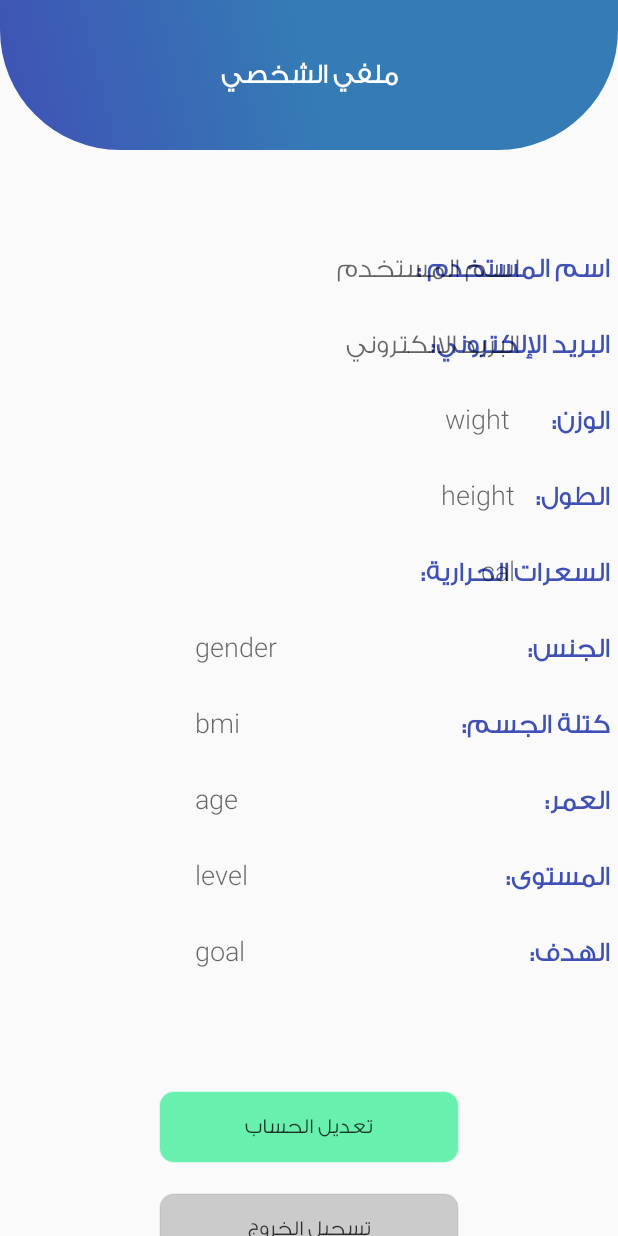
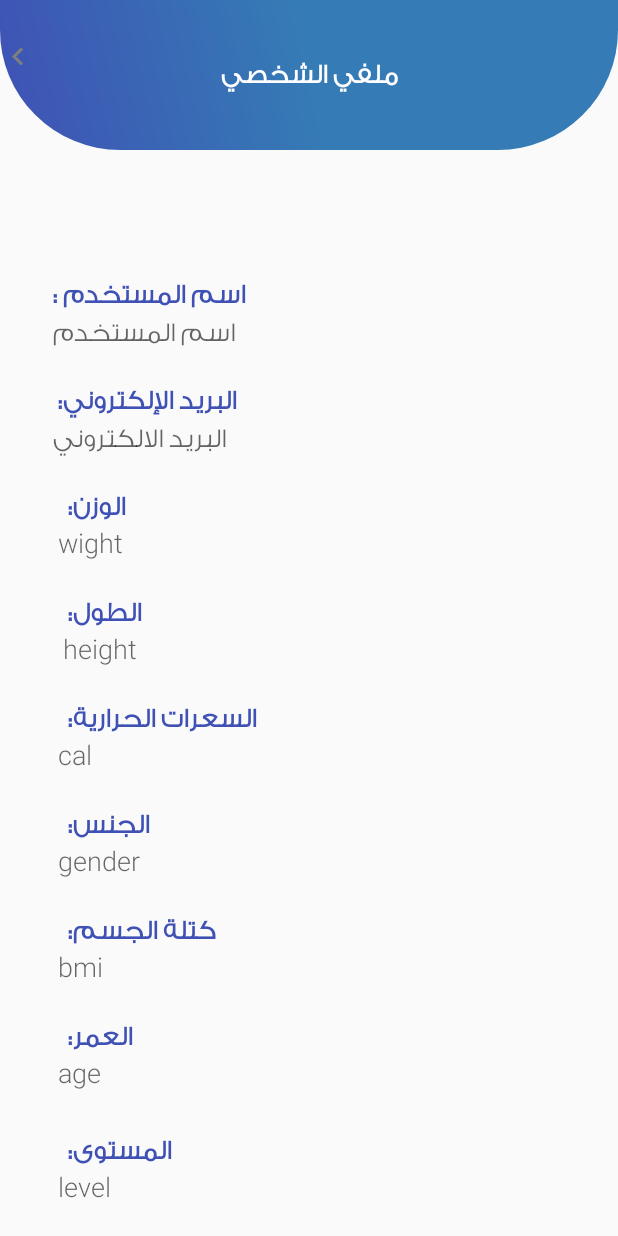
Before and after one commit to ghedaa3/Saleem, an Android app: the layout activity_profile.xml on its own in the app's theme, with its tools: preview values and no code run, on a phone screen of 412 x 824 dp. Run offline under Robolectric (Android 15) with nearby library versions, the phone set to English and light mode, and no system bars; Roboto replaces fonts that are not available here.

Commit message:
edit[profile]

```diff
--- a/app/src/main/AndroidManifest.xml
+++ b/app/src/main/AndroidManifest.xml
@@ -19,6 +19,7 @@
         </activity>
         <activity android:name=".recipe.sharedRecipeInformaion"></activity>
         <activity android:name=".recipe.ShareRecipeFirst"/>
+        <activity android:name=".InnerExercise"/>
 
 
 
--- a/app/src/main/java/sa/ksu/gpa/saleem/profile/Profile.kt
+++ b/app/src/main/java/sa/ksu/gpa/saleem/profile/Profile.kt
@@ -26,6 +26,8 @@ import androidx.core.app.ComponentActivity.ExtraData
 import androidx.core.content.ContextCompat.getSystemService
 import android.icu.lang.UCharacter.GraphemeClusterBreak.T
 import android.view.View
+import android.widget.Button
+import android.widget.ImageView
 import androidx.appcompat.app.AlertDialog
 import androidx.appcompat.widget.Toolbar
 import sa.ksu.gpa.saleem.loginn
@@ -34,7 +36,7 @@ import java.math.RoundingMode
 import java.text.DecimalFormat
 
 
-class Profile : AppCompatActivity() {
+class Profile : AppCompatActivity() ,View.OnClickListener {
 
     private val TAG = "DocSnippets"
     private lateinit var auth: FirebaseAuth
@@ -42,7 +44,7 @@ class Profile : AppCompatActivity() {
 
 
 
-    override fun onCreate(savedInstanceState: Bundle?) {
+    override fun onCreate(savedInstanceState: Bundle?)  {
         super.onCreate(savedInstanceState)
 
         setContentView(sa.ksu.gpa.saleem.R.layout.activity_profile)
@@ -50,7 +52,7 @@ class Profile : AppCompatActivity() {
         val toolbar = findViewById<View>(sa.ksu.gpa.saleem.R.id.toolbar)
         setSupportActionBar(toolbar as Toolbar?)
         supportActionBar!!.setTitle("")
-        supportActionBar!!.setDisplayHomeAsUpEnabled(true)
+        supportActionBar!!.setDisplayHomeAsUpEnabled(false)
         supportActionBar!!.setHomeButtonEnabled(false)
 
 
@@ -169,6 +171,10 @@ class Profile : AppCompatActivity() {
                 val levelTxt:TextView=findViewById(sa.ksu.gpa.saleem.R.id.levelHin)
                 levelTxt.setText(levell)
 
+                val backImg :ImageView=findViewById(sa.ksu.gpa.saleem.R.id.back_button)
+
+                backImg.setOnClickListener(this)
+
 
 
             }
@@ -219,6 +225,18 @@ class Profile : AppCompatActivity() {
 
 
     }
+    override fun onClick(v: View?) {
+        when (v?.id) {
+            sa.ksu.gpa.saleem.R.id.back_button -> {
+                finish()
+            }
+            else -> {
+
+            }
+        }
+
+
+    }
 
 
 
--- a/app/src/main/res/layout/activity_profile.xml
+++ b/app/src/main/res/layout/activity_profile.xml
@@ -28,14 +28,28 @@
             <RelativeLayout
                 android:id="@+id/rel1"
                 android:layout_width="wrap_content"
-                android:layout_height="526dp"
+                android:layout_height="800dp"
                 android:layout_alignParentLeft="true"
                 android:layout_alignParentRight="true"
-                android:layout_marginTop="60dp"
-                android:layout_marginLeft="5dp"
-                android:layout_marginRight="0dp">
+
+                android:layout_marginTop="300dp"
+
+                android:layout_marginLeft="30dp"
+                android:layout_marginRight="30dp"
 
 
+                android:orientation="vertical"
+                >
+
+
+                <LinearLayout
+                    android:id="@+id/one"
+                    android:layout_width="match_parent"
+                    android:layout_height="wrap_content"
+                    android:layout_marginTop="20dp"
+                    android:orientation="vertical"
+
+                    >
 
 
                     <TextView
@@ -44,7 +58,8 @@
                         android:layout_height="wrap_content"
                         android:layout_below="@+id/relImg"
                         android:layout_alignParentRight="true"
-                    android:layout_marginTop="25dp"
+
+                        android:layout_marginTop="20dp"
                         android:text="اسم المستخدم :"
                         android:textColor="#3F51B5"
                         android:textSize="18dp"
@@ -53,29 +68,36 @@
                     <TextView
                         android:id="@+id/nameSignUpHin"
                         android:layout_width="wrap_content"
+                        android:layout_height="wrap_content"
+                        android:layout_below="@+id/nameSignUp"
+                        android:layout_alignParentStart="true"
                         android:layout_alignParentEnd="true"
-                    android:layout_alignParentRight="true"
-                    android:layout_height="wrap_content"
-                    android:layout_below="@+id/relImg"
-                    android:layout_marginEnd="60dp"
-                    android:layout_marginRight="80dp"
 
-                    android:layout_marginTop="25dp"
+                        android:layout_marginTop="0dp"
+
+                        android:hint="اسم المستخدم"
+                        android:textSize="18dp" />
 
 
 
-                    android:layout_toLeftOf="@id/nameSignUp"
-                    android:hint="اسم المستخدم"
-                    android:textSize="18dp" />
+                </LinearLayout>
 
+                -
+
+                <LinearLayout
+                    android:id="@+id/two"
+                    android:layout_width="match_parent"
+                    android:layout_height="wrap_content"
+                    android:layout_below="@+id/one"
+                    android:orientation="vertical">
 
                     <TextView
                         android:id="@+id/emailSignUp"
                         android:layout_width="wrap_content"
                         android:layout_height="wrap_content"
-                    android:layout_below="@+id/nameSignUp"
+
                         android:layout_alignParentRight="true"
-                    android:layout_marginTop="25dp"
+                        android:layout_marginTop="20dp"
                         android:text="البريد الإلكتروني: "
                         android:textColor="#3F51B5"
                         android:textSize="18dp"
@@ -85,20 +107,27 @@
                         android:id="@+id/emailSignUpHin"
                         android:layout_width="wrap_content"
                         android:layout_height="wrap_content"
-                    android:layout_below="@+id/nameSignUpHin"
-                    android:layout_marginEnd="60dp"
-                    android:layout_marginRight="80dp"
-
-                    android:layout_alignParentEnd="true"
-                    android:layout_alignParentRight="true"
-
-                    android:layout_marginTop="25dp"
 
 
+                        android:layout_alignParentStart="true"
+                        android:layout_alignParentEnd="true"
 
+                        android:layout_marginTop="0dp"
                         android:layout_toLeftOf="@id/emailSignUp"
                         android:hint="البريد الالكتروني"
                         android:textSize="18dp" />
+
+                </LinearLayout>
+
+
+                -
+
+                <LinearLayout
+                    android:id="@+id/three"
+                    android:layout_width="match_parent"
+                    android:layout_height="wrap_content"
+                    android:layout_below="@+id/two"
+                    android:orientation="vertical">
 
                     <TextView
                         android:id="@+id/weight"
@@ -106,7 +135,7 @@
                         android:layout_height="wrap_content"
                         android:layout_below="@+id/emailSignUp"
                         android:layout_alignParentRight="true"
-                    android:layout_marginTop="25dp"
+                        android:layout_marginTop="20dp"
                         android:text="الوزن:   "
                         android:textColor="#3F51B5"
                         android:textSize="18dp"
@@ -115,23 +144,31 @@
 
                     <TextView
                         android:id="@+id/wightHin"
-                    android:layout_width="wrap_content"
+                        android:layout_width="129dp"
                         android:layout_height="wrap_content"
                         android:layout_below="@+id/emailSignUpHin"
                         android:layout_alignParentEnd="true"
                         android:layout_alignParentRight="true"
-                    android:layout_marginTop="25dp"
+                        android:layout_marginTop="0dp"
+                        android:layout_marginEnd="0dp"
 
-
-                    android:layout_marginEnd="60dp"
-
-                    android:layout_marginStart="80dp"
-
-                    android:layout_toLeftOf="@+id/weight"
+                        android:layout_toStartOf="@+id/weight"
 
 
                         android:hint=" wight  "
                         android:textSize="18dp" />
+
+                </LinearLayout>
+
+
+                -
+
+                <LinearLayout
+                    android:id="@+id/four"
+                    android:layout_width="match_parent"
+                    android:layout_height="wrap_content"
+                    android:layout_below="@+id/three"
+                    android:orientation="vertical">
 
                     <TextView
                         android:id="@+id/heigh"
@@ -139,7 +176,7 @@
                         android:layout_height="wrap_content"
                         android:layout_below="@+id/weight"
                         android:layout_alignParentRight="true"
-                    android:layout_marginTop="25dp"
+                        android:layout_marginTop="20dp"
                         android:text="الطول:   "
 
                         android:textColor="#3F51B5"
@@ -148,17 +185,15 @@
 
                     <TextView
                         android:id="@+id/heighHin"
-                    android:layout_width="wrap_content"
+                        android:layout_width="126dp"
                         android:layout_height="wrap_content"
                         android:layout_below="@+id/wightHin"
                         android:layout_alignParentEnd="true"
                         android:layout_alignParentRight="true"
-                    android:layout_marginTop="25dp"
-                    android:layout_marginEnd="60dp"
 
-                    android:layout_marginStart="80dp"
+                        android:layout_marginTop="0dp"
 
-
+                        android:layout_marginEnd="0dp"
 
                         android:layout_toLeftOf="@+id/heigh"
 
@@ -166,13 +201,24 @@
                         android:hint="  height "
                         android:textSize="18dp" />
 
+                </LinearLayout>
+
+                -
+
+                <LinearLayout
+                    android:id="@+id/five"
+                    android:layout_width="match_parent"
+                    android:layout_height="wrap_content"
+                    android:layout_below="@+id/four"
+                    android:orientation="vertical">
+
                     <TextView
                         android:id="@+id/neededCal"
                         android:layout_width="wrap_content"
                         android:layout_height="wrap_content"
                         android:layout_below="@+id/heigh"
                         android:layout_alignParentRight="true"
-                    android:layout_marginTop="25dp"
+                        android:layout_marginTop="20dp"
                         android:text="السعرات الحرارية:   "
                         android:textColor="#3F51B5"
                         android:textSize="18dp"
@@ -180,20 +226,32 @@
 
                     <TextView
                         android:id="@+id/neededCalHin"
-                    android:layout_width="wrap_content"
+                        android:layout_width="111dp"
                         android:layout_height="wrap_content"
                         android:layout_below="@+id/heighHin"
                         android:layout_alignParentEnd="true"
                         android:layout_alignParentRight="true"
-                    android:layout_marginTop="25dp"
+
+                        android:layout_marginTop="0dp"
+
+                        android:layout_marginEnd="0dp"
+
                         android:layout_toLeftOf="@+id/neededCal"
-
-                    android:layout_marginEnd="60dp"
-                    android:layout_marginStart="80dp"
 
 
                         android:hint=" cal "
                         android:textSize="18dp" />
+
+                </LinearLayout>
+
+                -
+
+                <LinearLayout
+                    android:id="@+id/six"
+                    android:layout_width="match_parent"
+                    android:layout_height="wrap_content"
+                    android:layout_below="@+id/five"
+                    android:orientation="vertical">
 
                     <TextView
                         android:id="@+id/gender"
@@ -201,7 +259,7 @@
                         android:layout_height="wrap_content"
                         android:layout_below="@+id/neededCal"
                         android:layout_alignParentRight="true"
-                    android:layout_marginTop="25dp"
+                        android:layout_marginTop="20dp"
                         android:text="الجنس:   "
                         android:textColor="#3F51B5"
                         android:textSize="18dp"
@@ -211,15 +269,12 @@
                         android:id="@+id/genderHin"
                         android:layout_width="wrap_content"
                         android:layout_height="wrap_content"
-                    android:layout_below="@+id/neededCalHin"
+                        android:layout_below="@+id/gender"
                         android:layout_alignParentEnd="true"
                         android:layout_alignParentRight="true"
-                    android:layout_marginTop="25dp"
+
+                        android:layout_marginTop="0dp"
                         android:layout_toLeftOf="@+id/neededCal"
-                    android:layout_marginEnd="60dp"
-                    android:layout_marginStart="80dp"
-
-
 
 
                         android:ems="10"
@@ -227,13 +282,24 @@
                         android:hint=" gender  "
                         android:textSize="18dp" />
 
+                </LinearLayout>
+
+                -
+
+                <LinearLayout
+                    android:id="@+id/seven"
+                    android:layout_width="match_parent"
+                    android:layout_height="wrap_content"
+                    android:layout_below="@+id/six"
+                    android:orientation="vertical">
+
                     <TextView
                         android:id="@+id/bmi"
                         android:layout_width="wrap_content"
                         android:layout_height="wrap_content"
                         android:layout_below="@+id/gender"
                         android:layout_alignParentRight="true"
-                    android:layout_marginTop="25dp"
+                        android:layout_marginTop="20dp"
                         android:text="كتلة الجسم:   "
                         android:textColor="#3F51B5"
                         android:textSize="18dp"
@@ -247,10 +313,8 @@
 
                         android:layout_alignParentEnd="true"
                         android:layout_alignParentRight="true"
-                    android:layout_marginTop="25dp"
-                    android:layout_marginEnd="60dp"
 
-                    android:layout_marginStart="80dp"
+                        android:layout_marginTop="0dp"
 
 
                         android:layout_toLeftOf="@+id/bmi"
@@ -260,13 +324,24 @@
                         android:hint=" bmi  "
                         android:textSize="18dp" />
 
+                </LinearLayout>
+
+                -
+
+                <LinearLayout
+                    android:id="@+id/eight"
+                    android:layout_width="match_parent"
+                    android:layout_height="wrap_content"
+                    android:layout_below="@+id/seven"
+                    android:orientation="vertical">
+
                     <TextView
                         android:id="@+id/age"
                         android:layout_width="wrap_content"
                         android:layout_height="wrap_content"
                         android:layout_below="@+id/bmi"
                         android:layout_alignParentRight="true"
-                    android:layout_marginTop="25dp"
+                        android:layout_marginTop="20dp"
                         android:text="العمر:   "
                         android:textColor="#3F51B5"
                         android:textSize="18dp"
@@ -279,20 +354,28 @@
                         android:layout_below="@+id/bmiHin"
                         android:layout_alignParentEnd="true"
                         android:layout_alignParentRight="true"
-                    android:layout_marginTop="25dp"
-                    android:layout_marginLeft="0dp"
-                    android:layout_marginEnd="60dp"
 
-                    android:layout_marginStart="80dp"
+                        android:layout_marginTop="0dp"
 
+                        android:layout_marginEnd="0dp"
 
 
                         android:layout_toLeftOf="@+id/age"
-
                         android:ems="10"
 
                         android:hint=" age  "
                         android:textSize="18dp" />
+
+                </LinearLayout>
+
+                -
+
+                <LinearLayout
+                    android:id="@+id/nine"
+                    android:layout_width="match_parent"
+                    android:layout_height="wrap_content"
+                    android:layout_below="@+id/eight"
+                    android:orientation="vertical">
 
                     <TextView
                         android:id="@+id/level"
@@ -313,17 +396,25 @@
                         android:layout_below="@+id/ageHin"
                         android:layout_alignParentEnd="true"
                         android:layout_alignParentRight="true"
-                    android:layout_marginTop="25dp"
 
-                    android:layout_marginEnd="60dp"
-
-                    android:layout_marginStart="80dp"
+                        android:layout_marginTop="0dp"
 
                         android:layout_toLeftOf="@+id/level"
                         android:ems="10"
 
                         android:hint=" level  "
                         android:textSize="18dp" />
+
+                </LinearLayout>
+
+                -
+
+                <LinearLayout
+                    android:id="@+id/ten"
+                    android:layout_width="match_parent"
+                    android:layout_height="wrap_content"
+                    android:layout_below="@+id/nine"
+                    android:orientation="vertical">
 
                     <TextView
                         android:id="@+id/goal"
@@ -344,17 +435,16 @@
                         android:layout_below="@+id/levelHin"
                         android:layout_alignParentEnd="true"
                         android:layout_alignParentRight="true"
-                    android:layout_marginTop="25dp"
 
-                    android:layout_marginEnd="60dp"
-
-                    android:layout_marginStart="80dp"
 
                         android:layout_toLeftOf="@+id/goal"
                         android:ems="10"
 
                         android:hint=" goal  "
                         android:textSize="18dp" />
+
+                </LinearLayout>
+
 
 
             </RelativeLayout>
@@ -369,7 +459,7 @@
                 android:layout_height="wrap_content"
                 android:layout_below="@id/rel1"
                 android:layout_centerInParent="true"
-                android:layout_marginTop="60dp"
+                android:layout_marginTop="20dp"
                 android:backgroundTint="#69F0AE"
                 android:background="@drawable/border"
                 android:textColor="#C6020000"
@@ -418,8 +508,8 @@
 
     <androidx.viewpager.widget.ViewPager
         android:id="@+id/view_pager"
-        android:layout_width="match_parent"
-        android:layout_height="match_parent"
+        android:layout_width="398dp"
+        android:layout_height="820dp"
         app:layout_behavior="@string/appbar_scrolling_view_behavior" />
 
     <TextView
@@ -435,6 +525,17 @@
         app:layout_anchor="@+id/appbar"
         app:layout_anchorGravity="center" />
 
+    <ImageView
+        android:id="@+id/back_button"
+        android:layout_width="wrap_content"
+        android:layout_height="35dp"
+        android:layout_marginTop="20dp"
+        android:layout_marginRight="350dp"
+        android:src="@drawable/ic_chevron_left_black_24dp">
+
+    </ImageView>
+
+
 
 
 </androidx.coordinatorlayout.widget.CoordinatorLayout>
```
Lines whose indentation alone changed are shown as unchanged.
